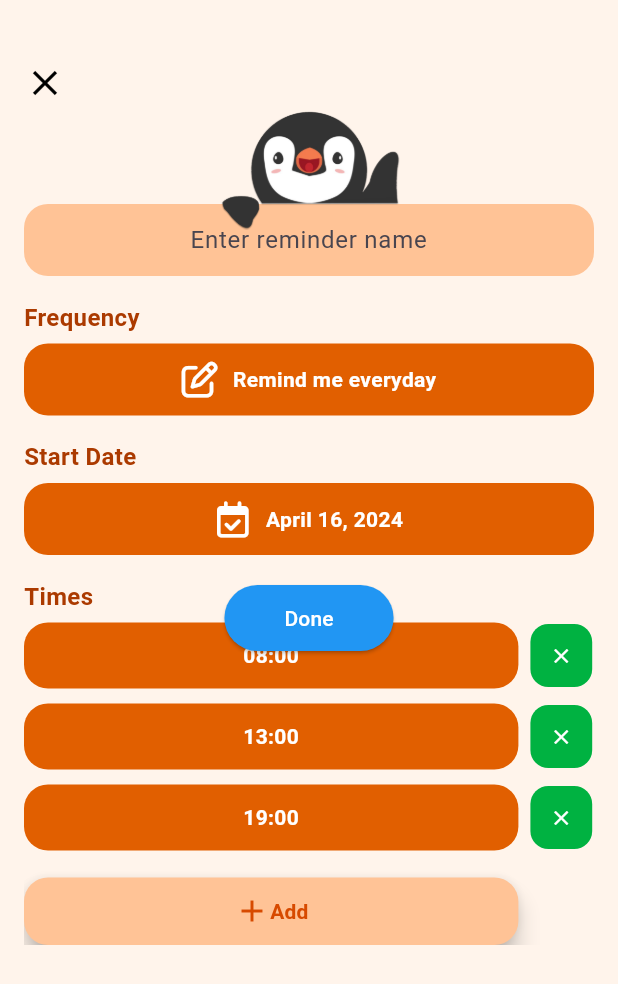
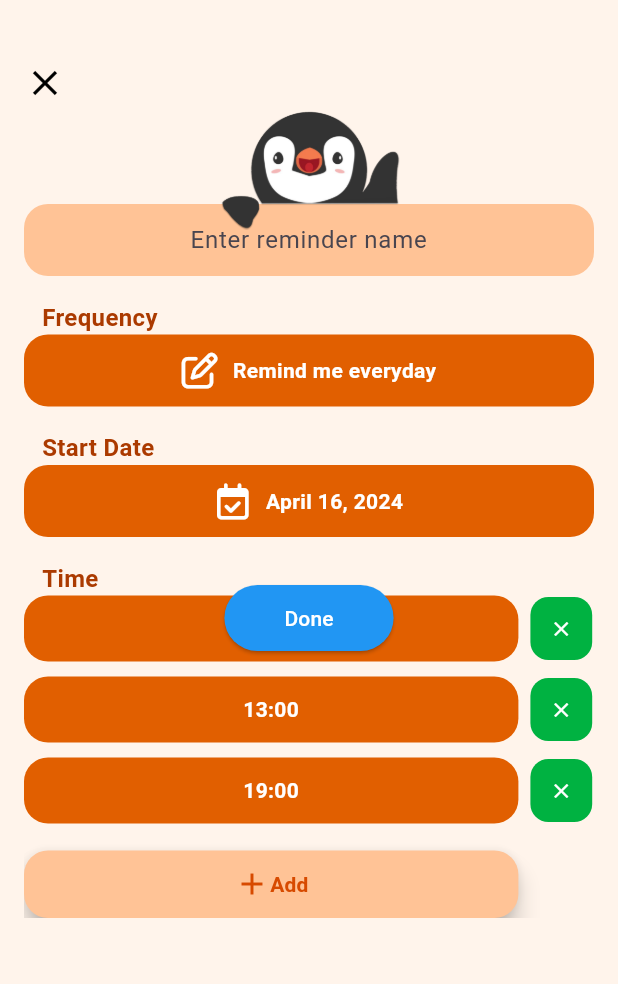
Before and after one commit to YZ1GO/L.EIC017_ES_PRJ, a Flutter app: the AddReminderPage screen opened directly, on a phone screen of 412 x 824 dp. Shown: the top 984 px of the screen. Run offline on Flutter 3.47's test engine with Material 3 defaults, Android fonts, the phone set to English and light mode, and no system bars; our stand-ins replace firebase_core, firebase_database, flutter_local_notifications, font_awesome_flutter, permission_handler, shared_preferences and 1 more; accounts and stored records are empty.

Commit message:
improved some aesthetics

```diff
--- a/app/lib/screens/add_reminder_screen.dart
+++ b/app/lib/screens/add_reminder_screen.dart
@@ -172,7 +172,9 @@ class _AddReminderPageState extends State<AddReminderPage> {
                       ),
                     ),
                     const SizedBox(height: 16.0),
-                    const Text(
+                    const Padding(
+                      padding: EdgeInsets.only(left: 12.0),
+                      child: Text(
                         'Frequency',
                         style: TextStyle(
                           fontWeight: FontWeight.w600,
@@ -180,7 +182,7 @@ class _AddReminderPageState extends State<AddReminderPage> {
                           color: Color.fromRGBO(171, 58, 0, 1),
                         ),
                       ),
-                    SizedBox(height: 6.0),
+                    ),
                     GestureDetector(
                       onTap: () {
                         _showFrequencyBottomSheet(context);
@@ -211,7 +213,9 @@ class _AddReminderPageState extends State<AddReminderPage> {
                       ),
                     ),
                     const SizedBox(height: 16.0),
-                    const Text(
+                    const Padding(
+                      padding: EdgeInsets.only(left: 12.0),
+                      child: Text(
                         'Start Date',
                         style: TextStyle(
                           fontWeight: FontWeight.w600,
@@ -219,7 +223,7 @@ class _AddReminderPageState extends State<AddReminderPage> {
                           color: Color.fromRGBO(171, 58, 0, 1),
                         ),
                       ),
-                    SizedBox(height: 6.0),
+                    ),
                     GestureDetector(
                       onTap: () => _selectStartDate(context),
                       child: Container(
@@ -248,15 +252,17 @@ class _AddReminderPageState extends State<AddReminderPage> {
                       ),
                     ),
                     SizedBox(height: 16.0),
-                    const Text(
-                      'Times',
+                    const Padding(
+                      padding: EdgeInsets.only(left: 12.0),
+                      child: Text(
+                        'Time',
                         style: TextStyle(
                           fontWeight: FontWeight.w600,
                           fontSize: 16,
                           color: Color.fromRGBO(171, 58, 0, 1),
                         ),
                       ),
-                    SizedBox(height: 6.0),
+                    ),
                     Column(
                       children: _times
                           .asMap()
```
Lines whose indentation alone changed are shown as unchanged.
